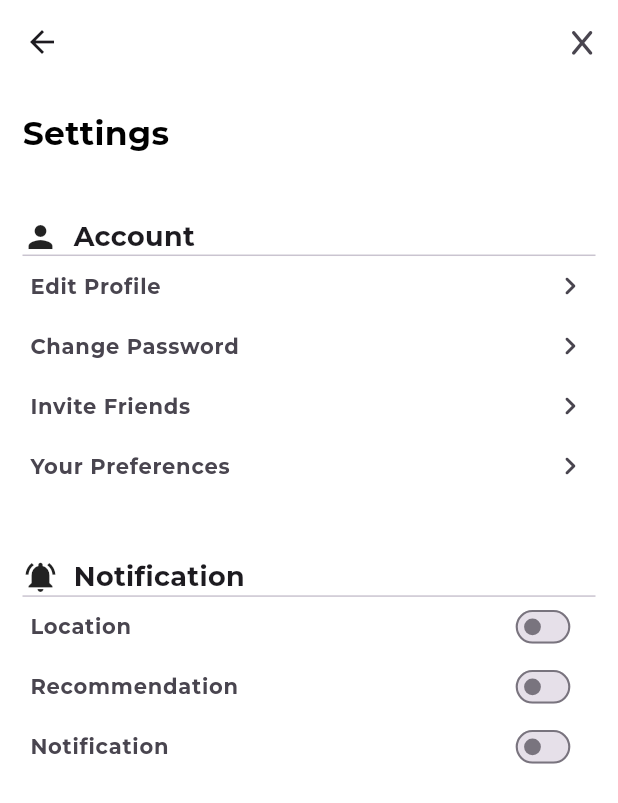
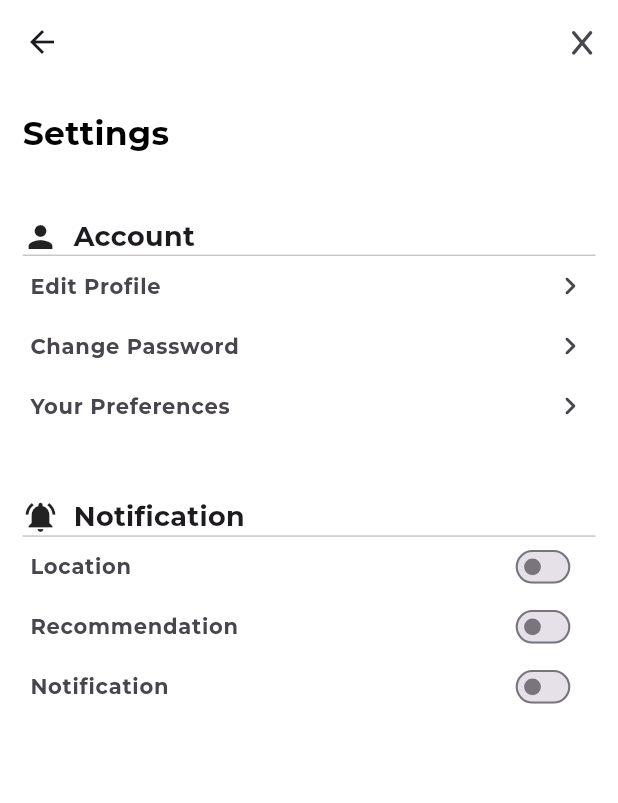
Before and after one commit to Christentimmy/Echodate, a Flutter app: the SettingsScreen screen opened directly, on a phone screen of 412 x 824 dp. Shown: the top 803 px of the screen. Run offline on Flutter 3.47's test engine with Material 3 defaults, Android fonts, the light colour scheme and no system bars; our stand-ins replace cached_network_image, flutter_card_swiper, font_awesome_flutter, get, google_fonts, image_picker and 2 more; missing offline and left inert: custom_sliding_segmented_control.

Commit message:
all good

```diff
--- a/lib/app/modules/settings/views/settings_screen.dart
+++ b/lib/app/modules/settings/views/settings_screen.dart
@@ -1,5 +1,6 @@
 import 'package:echodate/app/modules/auth/views/change_password_screen.dart';
 import 'package:echodate/app/modules/profile/views/edit_profile_screen.dart';
+import 'package:echodate/app/modules/settings/views/preference_setting_screen.dart';
 import 'package:echodate/app/resources/colors.dart';
 import 'package:flutter/material.dart';
 import 'package:font_awesome_flutter/font_awesome_flutter.dart';
@@ -76,7 +77,7 @@ class SettingsScreen extends StatelessWidget {
               ),
               ListTile(
                 onTap: () {
-                  Get.to(() => ChangePasswordScreen());
+                  Get.to(() => const ChangePasswordScreen());
                 },
                 minTileHeight: 30,
                 contentPadding: const EdgeInsets.all(5),
@@ -89,29 +90,32 @@ class SettingsScreen extends StatelessWidget {
                 ),
                 trailing: const Icon(Icons.keyboard_arrow_right_rounded),
               ),
-              const ListTile(
+              // const ListTile(
+              //   minTileHeight: 30,
+              //   contentPadding: EdgeInsets.all(5),
+              //   leading: Text(
+              //     "Invite Friends",
+              //     style: TextStyle(
+              //       fontSize: 14,
+              //       fontWeight: FontWeight.bold,
+              //     ),
+              //   ),
+              //   trailing: Icon(Icons.keyboard_arrow_right_rounded),
+              // ),
+              ListTile(
+                onTap: () {
+                  Get.to(() => const PreferenceSettingScreen());
+                },
                 minTileHeight: 30,
-                contentPadding: EdgeInsets.all(5),
-                leading: Text(
-                  "Invite Friends",
-                  style: TextStyle(
-                    fontSize: 14,
-                    fontWeight: FontWeight.bold,
-                  ),
-                ),
-                trailing: Icon(Icons.keyboard_arrow_right_rounded),
-              ),
-              const ListTile(
-                minTileHeight: 30,
-                contentPadding: EdgeInsets.all(5),
-                leading: Text(
+                contentPadding: const EdgeInsets.all(5),
+                leading: const Text(
                   "Your Preferences",
                   style: TextStyle(
                     fontSize: 14,
                     fontWeight: FontWeight.bold,
                   ),
                 ),
-                trailing: Icon(Icons.keyboard_arrow_right_rounded),
+                trailing: const Icon(Icons.keyboard_arrow_right_rounded),
               ),
               SizedBox(height: Get.height * 0.05),
               const Row(
--- a/lib/main.dart
+++ b/lib/main.dart
@@ -1,4 +1,3 @@
-import 'package:echodate/app/modules/settings/views/preference_setting_screen.dart';
 import 'package:echodate/app/modules/splash/views/splash_screen.dart';
 import 'package:echodate/app/resources/colors.dart';
 import 'package:flutter/material.dart';
@@ -23,7 +22,7 @@ class MainApp extends StatelessWidget {
         splashFactory: NoSplash.splashFactory,
         scaffoldBackgroundColor: Colors.white,
       ),
-      home: PreferenceSettingScreen(),
+      home: SplashScreen1(),
     );
   }
 }
```
Also changed, not shown: lib/app/modules/withdraw/views/withdrawal_screen.dart (+13 -7 lines), lib/app/widget/custom_textfield.dart (+8 -7 lines).
